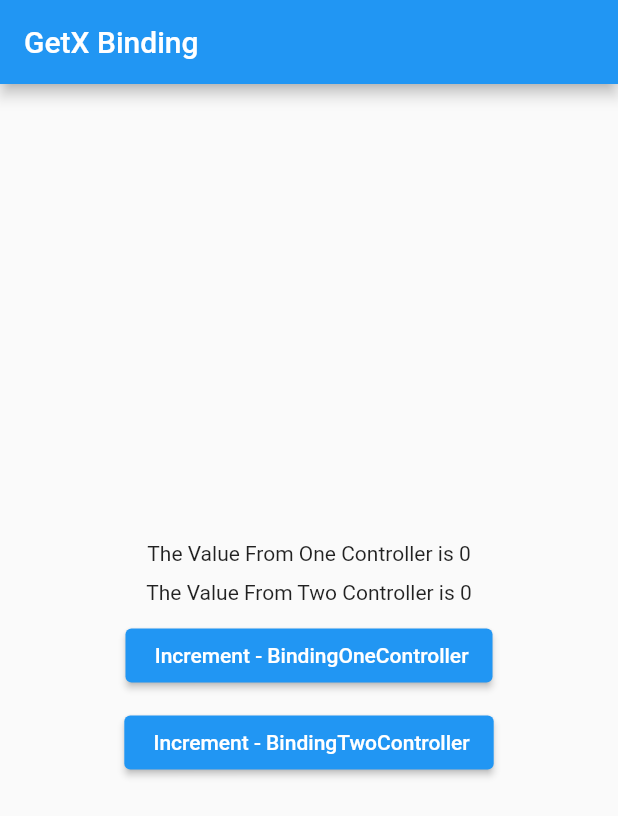
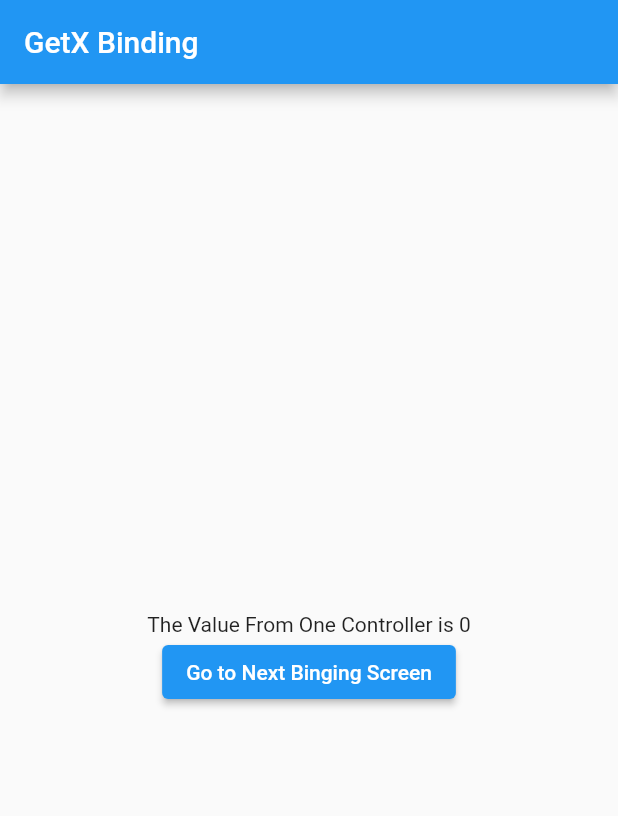
Before and after one commit to hardikcoretus/getx_demo, a Flutter app: the screen it shows after launch, on a phone screen of 412 x 824 dp. Shown: the top 816 px of the screen. Run offline on Flutter 3.47's test engine with Material 2 defaults, Android fonts, the phone set to English and light mode, and no system bars; our stand-ins replace get, shared_preferences.

Commit message:
getx databinding with differenct method

```diff
--- /dev/null
+++ b/lib/binding/binding_one_controller_binding.dart
@@ -0,0 +1,9 @@
+import 'package:flutter_getx_demo/controller/binding_one_controller.dart';
+import 'package:get/get.dart';
+
+class BindingOneControllerBinding extends Bindings {
+  @override
+  void dependencies() {
+    Get.lazyPut<BindingOneController>(() => BindingOneController());
+  }
+}
--- /dev/null
+++ b/lib/controller/next_screen_controller.dart
@@ -0,0 +1,5 @@
+import 'package:get/get.dart';
+
+class NextScreenController extends GetxController {
+
+}
--- a/lib/page/getx_binding.dart
+++ b/lib/page/getx_binding.dart
@@ -1,6 +1,8 @@
 import 'package:flutter/material.dart';
+import 'package:flutter_getx_demo/binding/binding_one_controller_binding.dart';
 import 'package:flutter_getx_demo/controller/binding_one_controller.dart';
 import 'package:flutter_getx_demo/controller/binding_two_controller.dart';
+import 'package:flutter_getx_demo/page/next_bind_screen.dart';
 import 'package:get/get.dart';
 
 class GetXBindingPage extends StatelessWidget {
@@ -20,30 +22,49 @@ class GetXBindingPage extends StatelessWidget {
                 () => Text(
                     'The Value From One Controller is ${Get.find<BindingOneController>().count}'),
               ),
-              const SizedBox(
-                height: 10.0,
-              ),
-              Obx(
-                () => Text(
-                    'The Value From Two Controller is ${Get.find<BindingTwoController>().count}'),
-              ),
-              const SizedBox(
-                height: 10.0,
-              ),
+              // const SizedBox(
+              //   height: 10.0,
+              // ),
+              // Obx(
+              //   () => Text(
+              //       'The Value From Two Controller is ${Get.find<BindingTwoController>().count}'),
+              // ),
+              // const SizedBox(
+              //   height: 10.0,
+              // ),
+              // ElevatedButton(
+              //   onPressed: () {
+              //     Get.find<BindingOneController>().increment();
+              //   },
+              //   child: Text('Increment - BindingOneController'),
+              // ),
+              // const SizedBox(
+              //   height: 10.0,
+              // ),
+              // ElevatedButton(
+              //   onPressed: () {
+              //     Get.find<BindingTwoController>().increment();
+              //   },
+              //   child: Text('Increment - BindingTwoController'),
+              // ),
+              // const SizedBox(
+              //   height: 10.0,
+              // ),
               ElevatedButton(
                 onPressed: () {
-                  Get.find<BindingOneController>().increment();
+                  // Get.find<BindingTwoController>().increment();
+
+                  //For getx_binding Branch
+                  // Get.to(NextBindScreen());
+
+                  // For names route
+                  // Get.toNamed('/next_binding');
+
+                  //For normal route
+                  Get.to(NextBindScreen(),
+                      binding: BindingOneControllerBinding());
                 },
-                child: Text(' Increment - BindingOneController'),
-              ),
-              const SizedBox(
-                height: 10.0,
-              ),
-              ElevatedButton(
-                onPressed: () {
-                  Get.find<BindingTwoController>().increment();
-                },
-                child: Text(' Increment - BindingTwoController'),
+                child: Text('Go to Next Binging Screen'),
               ),
             ],
           ),
--- a/lib/page/main.dart
+++ b/lib/page/main.dart
@@ -2,11 +2,15 @@ import 'dart:developer';
 
 import 'package:flutter/material.dart';
 import 'package:flutter_getx_demo/binding/allcontrollerbinding.dart';
+import 'package:flutter_getx_demo/binding/binding_one_controller_binding.dart';
+import 'package:flutter_getx_demo/binding/myappcontrollerbinding.dart';
+import 'package:flutter_getx_demo/controller/binding_one_controller.dart';
 import 'package:flutter_getx_demo/other/messages.dart';
 import 'package:flutter_getx_demo/page/getx_binding.dart';
 
 import 'package:flutter_getx_demo/page/home.dart';
 import 'package:flutter_getx_demo/page/internationalization_page.dart';
+import 'package:flutter_getx_demo/page/next_bind_screen.dart';
 import 'package:flutter_getx_demo/page/service.dart';
 import 'package:get/get.dart';
 
@@ -14,6 +18,9 @@ import 'getx_service_page.dart';
 
 void main() async {
   // await initServices();
+
+  /** While Using GetPages Route */
+  MyAppControllerBinding().dependencies();
   runApp(MyApp());
 }
 
@@ -32,7 +39,8 @@ class MyApp extends StatelessWidget {
       translations: Messages(), // Your Translation File
 
       //data binding initialization
-      initialBinding: AllControllerBinding(),
+      /** No Need of initialize while binding is given to rout gate pages */
+      // initialBinding: AllControllerBinding(),
       fallbackLocale: Locale(
           'en', 'US'), //default local // to get device locale Get.deviceLocale
       title: 'Binding',
@@ -42,6 +50,27 @@ class MyApp extends StatelessWidget {
       home: GetXBindingPage(),
 
       /* For Reactive State Management */
+
+      /** If GetX Binding Applied at root level */
+      // getPages: [
+      //   GetPage(
+      //     name: '/next_binding',
+      //     page: () => NextBindScreen(),
+      //     binding: BindingOneControllerBinding(),
+      //   )
+      // ],
+
+      /** By Using Of Binding Builder (if we don't want to use seperate binding class) */
+
+      getPages: [
+        GetPage(
+            name: '/next_binding',
+            page: () => NextBindScreen(),
+            binding: BindingsBuilder(() => {
+                  Get.lazyPut<BindingOneController>(
+                      () => BindingOneController())
+                }))
+      ],
     );
   }
 }
```
Also changed, not shown: lib/binding/myappcontrollerbinding.dart (added, +10 -0 lines), lib/page/next_bind_screen.dart (added, +44 -0 lines).
